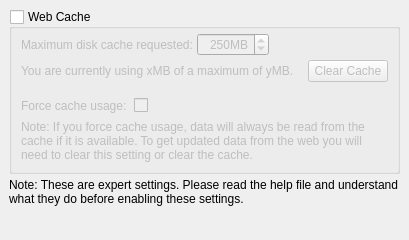
First picture: the form in ui/options_webcache.ui, repository metabrainz/picard, before the edit.
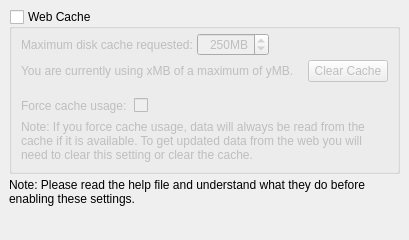
Second picture: the form after the edit.

```diff
--- a/ui/options_webcache.ui
+++ b/ui/options_webcache.ui
@@ -246,7 +246,7 @@
    <item>
     <widget class="QLabel" name="note">
      <property name="text">
-      <string>Note: These are expert settings. Please read the help file and understand what they do before enabling these settings.</string>
+      <string>Note: Please read the help file and understand what they do before enabling these settings.</string>
      </property>
      <property name="wordWrap">
       <bool>true</bool>
```
